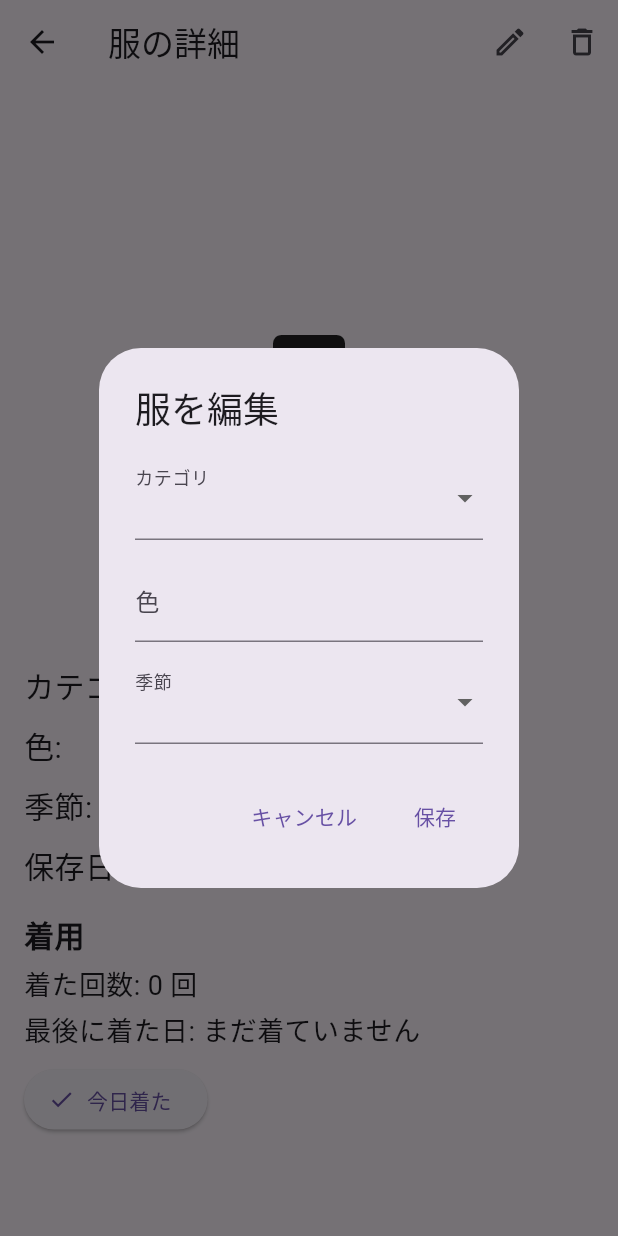
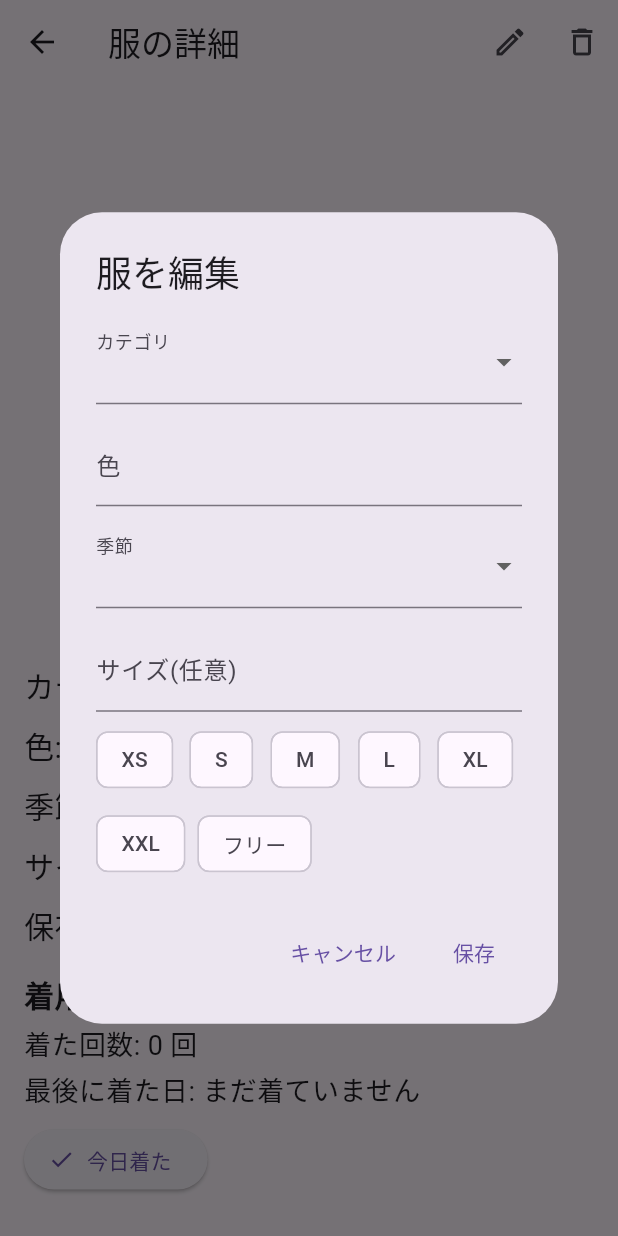
Before and after one commit to kkuro5001/Closetly, a Flutter app: the ClothingDetailPage screen opened directly with empty values, after a tap on the "edit" icon, on a phone screen of 412 x 824 dp. Run offline on Flutter 3.47's test engine with Material 3 defaults, Android fonts, the phone set to English and light mode, and no system bars; our stand-ins replace image_picker, supabase_flutter; accounts and stored records are empty; network calls fail.

Commit message:
服の登録・編集でサイズを入力できるようにする
- clothes に任意の size(text, null 可)を追加(migrations/add_clothes_size.sql)
- 登録画面と編集ダイアログに自由入力+よく使うサイズのチップ(SizeField)を追加
- 詳細画面とクローゼットのカードにサイズを表示
- テストと docs(clothing-size.md / progress.md / CLAUDE.md)を追加

Co-Authored-By: Claude Opus 5.5 <noreply@anthropic.com>

```diff
--- a/frontend/lib/constants/clothing_options.dart
+++ b/frontend/lib/constants/clothing_options.dart
@@ -21,6 +21,24 @@ const seasonOptions = [
   "オールシーズン",
 ];
 
+// サイズ入力欄の下に出す「よく使うサイズ」の候補。
+// サイズは服の種類で表記が違う(靴の25.5、パンツのW30など)ため自由入力で、これは1タップ入力用の補助
+const sizeSuggestions = [
+  "XS",
+  "S",
+  "M",
+  "L",
+  "XL",
+  "XXL",
+  "フリー",
+];
+
+// サイズ入力欄の値を保存用に正規化する(前後の空白を除き、空なら未設定 = null)
+String? normalizeSize(String input) {
+  final trimmed = input.trim();
+  return trimmed.isEmpty ? null : trimmed;
+}
+
 // 選択肢に現在の値が含まれていない場合(古いデータなど)、
 // 編集時に値が勝手に変わらないよう先頭に追加した一覧を返す
 List<String> optionsWithCurrent(List<String> options, String current) {
--- a/frontend/lib/models/clothing.dart
+++ b/frontend/lib/models/clothing.dart
@@ -5,6 +5,8 @@ class Clothing {
   final String category;
   final String color;
   final String season;
+  // サイズは任意項目。未設定(既存データ含む)は null
+  final String? size;
   final DateTime? createdAt;
 
   Clothing({
@@ -13,14 +15,20 @@ class Clothing {
     required this.category,
     required this.color,
     required this.season,
+    this.size,
     this.createdAt,
   });
 
-  // 一部の項目だけ差し替えた新しいインスタンスを返す(画像パス・idなどは引き継ぐ)
+  // copyWith で「サイズを null に戻す」と「サイズを指定しない」を区別するための目印
+  static const _unset = Object();
+
+  // 一部の項目だけ差し替えた新しいインスタンスを返す(画像パス・idなどは引き継ぐ)。
+  // size は null を渡すと未設定に戻る(省略時は元の値を引き継ぐ)
   Clothing copyWith({
     String? category,
     String? color,
     String? season,
+    Object? size = _unset,
   }) {
     return Clothing(
       id: id,
@@ -28,6 +36,7 @@ class Clothing {
       category: category ?? this.category,
       color: color ?? this.color,
       season: season ?? this.season,
+      size: identical(size, _unset) ? this.size : size as String?,
       createdAt: createdAt,
     );
   }
@@ -40,6 +49,8 @@ class Clothing {
       'category': category,
       'color': color,
       'season': season,
+      // 未設定のときは送らない(列のデフォルト null になる)
+      if (size != null) 'size': size,
     };
   }
 
@@ -54,6 +65,7 @@ class Clothing {
       category: map['category'],
       color: map['color'],
       season: map['season'],
+      size: map['size'],
       createdAt: map['created_at'] == null
           ? null
           : DateTime.parse(map['created_at']),
--- a/frontend/lib/pages/clothing_detail_page.dart
+++ b/frontend/lib/pages/clothing_detail_page.dart
@@ -7,6 +7,7 @@ import '../models/wear_log.dart';
 import '../services/storage_service.dart';
 import '../services/wear_log_service.dart';
 import '../utils/wear_stats.dart';
+import '../widgets/size_field.dart';
 
 class ClothingDetailPage extends StatefulWidget {
 
@@ -219,6 +220,7 @@ class _ClothingDetailPageState extends State<ClothingDetailPage> {
         category: result.category,
         color: result.color,
         season: result.season,
+        size: result.size,
       );
 
       if (!mounted) return;
@@ -418,6 +420,15 @@ class _ClothingDetailPageState extends State<ClothingDetailPage> {
               ),
             ),
 
+            const SizedBox(height: 10),
+
+            Text(
+              "サイズ: ${clothing.size ?? "未設定"}",
+              style: const TextStyle(
+                fontSize: 20,
+              ),
+            ),
+
             if (clothing.createdAt != null) ...[
               const SizedBox(height: 10),
 
@@ -439,7 +450,7 @@ class _ClothingDetailPageState extends State<ClothingDetailPage> {
   }
 }
 
-// カテゴリ・色・季節の編集ダイアログ。保存で編集後のClothingを返す
+// カテゴリ・色・季節・サイズの編集ダイアログ。保存で編集後のClothingを返す
 class _EditDialog extends StatefulWidget {
 
   final Clothing clothing;
@@ -456,12 +467,15 @@ class _EditDialogState extends State<_EditDialog> {
   late String season = widget.clothing.season;
   late final TextEditingController colorController =
       TextEditingController(text: widget.clothing.color);
+  late final TextEditingController sizeController =
+      TextEditingController(text: widget.clothing.size ?? "");
 
   String? colorError;
 
   @override
   void dispose() {
     colorController.dispose();
+    sizeController.dispose();
     super.dispose();
   }
 
@@ -482,6 +496,7 @@ class _EditDialogState extends State<_EditDialog> {
         category: category,
         color: color,
         season: season,
+        size: normalizeSize(sizeController.text),
       ),
     );
   }
@@ -525,6 +540,13 @@ class _EditDialogState extends State<_EditDialog> {
                   .toList(),
               onChanged: (v) => setState(() => season = v ?? season),
             ),
+
+            const SizedBox(height: 12),
+
+            SizeField(
+              controller: sizeController,
+              labelText: "サイズ(任意)",
+            ),
           ],
         ),
       ),
--- /dev/null
+++ b/frontend/lib/widgets/size_field.dart
@@ -0,0 +1,70 @@
+import 'package:flutter/material.dart';
+
+import '../constants/clothing_options.dart';
+
+// サイズ入力欄(登録画面・編集ダイアログで共通)。
+// 表記が服の種類で違うため自由入力にし、よく使うサイズはチップで1タップ入力できるようにする。
+// 選択中のチップをもう一度押すと空(未設定)に戻る
+class SizeField extends StatelessWidget {
+
+  final TextEditingController controller;
+  final String? labelText;
+
+  const SizeField({
+    super.key,
+    required this.controller,
+    this.labelText,
+  });
+
+  @override
+  Widget build(BuildContext context) {
+
+    // 入力内容に合わせてチップの選択状態を更新する
+    return ValueListenableBuilder<TextEditingValue>(
+      valueListenable: controller,
+      builder: (context, value, _) {
+
+        final current = value.text.trim();
+
+        return Column(
+          crossAxisAlignment: CrossAxisAlignment.stretch,
+          children: [
+            TextField(
+              controller: controller,
+              decoration: InputDecoration(
+                labelText: labelText,
+                hintText: "例: M、25.5、W30",
+                border: labelText == null ? const OutlineInputBorder() : null,
+                prefixIcon: labelText == null
+                    ? const Icon(Icons.straighten)
+                    : null,
+                suffixIcon: current.isEmpty
+                    ? null
+                    : IconButton(
+                        tooltip: "クリア",
+                        icon: const Icon(Icons.clear),
+                        onPressed: controller.clear,
+                      ),
+              ),
+            ),
+            const SizedBox(height: 8),
+            Wrap(
+              spacing: 8,
+              runSpacing: 8,
+              children: [
+                for (final option in sizeSuggestions)
+                  ChoiceChip(
+                    label: Text(option),
+                    selected: option == current,
+                    onSelected: (_) {
+                      controller.text = option == current ? "" : option;
+                    },
+                  ),
+              ],
+            ),
+          ],
+        );
+      },
+    );
+  }
+}
```
Also changed, not shown: frontend/lib/pages/camera_page.dart (+13 -2 lines), frontend/lib/pages/closet_page.dart (+8 -2 lines), frontend/lib/services/clothing_service.dart (+5 -2 lines), 7 other files.
